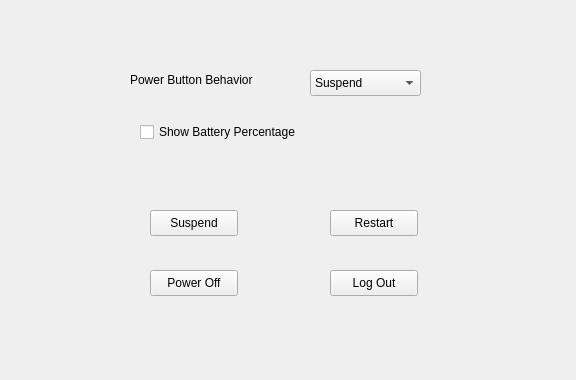
Old version of the form general_form.ui in the repository qhaihcblol/Demo.
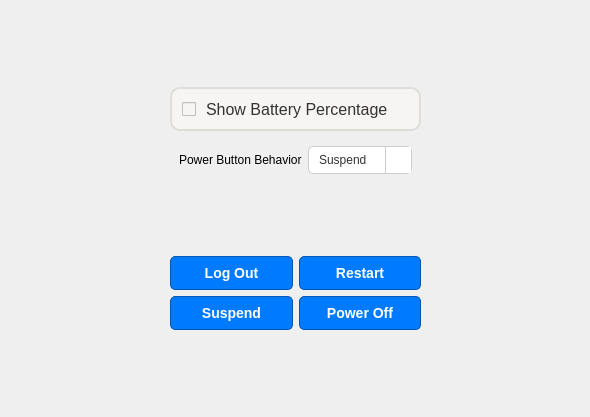
New version of the form. Icons and pictures are not drawn.

Patch:
```diff
--- a/general_form.ui
+++ b/general_form.ui
@@ -6,116 +6,261 @@
    <rect>
     <x>0</x>
     <y>0</y>
-    <width>576</width>
-    <height>380</height>
+    <width>590</width>
+    <height>417</height>
    </rect>
   </property>
   <property name="windowTitle">
    <string>Form</string>
   </property>
-  <widget class="QLabel" name="label">
-   <property name="geometry">
-    <rect>
-     <x>130</x>
-     <y>70</y>
-     <width>171</width>
-     <height>20</height>
-    </rect>
-   </property>
-   <property name="text">
-    <string>Power Button Behavior</string>
-   </property>
-  </widget>
-  <widget class="QComboBox" name="Power_Button_Behavior_CbB">
-   <property name="geometry">
-    <rect>
-     <x>310</x>
-     <y>70</y>
-     <width>111</width>
-     <height>26</height>
-    </rect>
-   </property>
+  <layout class="QHBoxLayout" name="horizontalLayout_2">
    <item>
-    <property name="text">
-     <string>Suspend</string>
-    </property>
+    <spacer name="horizontalSpacer_2">
+     <property name="orientation">
+      <enum>Qt::Orientation::Horizontal</enum>
+     </property>
+     <property name="sizeHint" stdset="0">
+      <size>
+       <width>109</width>
+       <height>20</height>
+      </size>
+     </property>
+    </spacer>
    </item>
    <item>
-    <property name="text">
-     <string>Power Off</string>
-    </property>
+    <widget class="QWidget" name="widget_4" native="true">
+     <layout class="QVBoxLayout" name="verticalLayout_2">
+      <property name="spacing">
+       <number>15</number>
+      </property>
+      <item>
+       <spacer name="verticalSpacer_2">
+        <property name="orientation">
+         <enum>Qt::Orientation::Vertical</enum>
+        </property>
+        <property name="sizeHint" stdset="0">
+         <size>
+          <width>20</width>
+          <height>40</height>
+         </size>
+        </property>
+       </spacer>
+      </item>
+      <item>
+       <widget class="QWidget" name="widget_2" native="true">
+        <layout class="QVBoxLayout" name="verticalLayout">
+         <item>
+          <widget class="QCheckBox" name="Show_Battery_Percentage_CB">
+           <property name="styleSheet">
+            <string notr="true">QCheckBox {
+    spacing: 10px;
+    font-size: 16px;
+    color: #333;
+    background-color: rgb(246, 245, 244); /* Nền mặc định */
+    border: 2px solid rgb(222, 221, 218); /* Viền mặc định */
+    border-radius: 10px; /* Bo tròn góc */
+    padding: 10px;
+}
+
+QCheckBox:checked {
+    background-color: rgb(200, 255, 200); /* Nền xanh lá nhạt khi checked */
+    border: 2px solid rgb(0, 150, 0); /* Viền xanh lá đậm khi checked */
+    color: #333; /* Giữ màu chữ khi checked */
+}
+</string>
+           </property>
+           <property name="text">
+            <string>Show Battery Percentage</string>
+           </property>
+          </widget>
+         </item>
+         <item>
+          <widget class="QWidget" name="widget" native="true">
+           <layout class="QHBoxLayout" name="horizontalLayout">
+            <item>
+             <widget class="QLabel" name="label">
+              <property name="text">
+               <string>Power Button Behavior</string>
+              </property>
+             </widget>
+            </item>
+            <item>
+             <widget class="QComboBox" name="Power_Button_Behavior_CbB">
+              <property name="styleSheet">
+               <string notr="true">QComboBox {
+    background-color: #FFFFFF; /* Màu nền trắng */
+    color: #333333;           /* Màu chữ đậm */
+    border: 1px solid #CCCCCC; /* Viền màu xám nhạt */
+    border-radius: 5px;       /* Bo góc nhẹ */
+    padding: 5px 10px;        /* Khoảng cách bên trong */
+}
+
+QComboBox:hover {
+    border: 1px solid #AAAAAA; /* Viền đậm hơn khi rê chuột */
+}
+
+QComboBox::drop-down {
+    border: none;             /* Loại bỏ viền dropdown */
+    background-color: #FFFFFF; /* Nền trắng */
+    subcontrol-origin: padding;
+    subcontrol-position: top right;
+    width: 25px;
+    border-left: 1px solid #CCCCCC; /* Viền trái dropdown */
+}
+
+QComboBox::down-arrow {
+    image: url(:/image/Resource/down-arrow.svg);
+    width: 20px;
+    height: 20px;
+}
+
+QComboBox QAbstractItemView {
+    background-color: #FFFFFF; /* Nền danh sách */
+    border: 1px solid #CCCCCC; /* Viền danh sách */
+    selection-background-color: #F0F0F0; /* Nền khi chọn */
+    selection-color: #333333;  /* Màu chữ khi chọn */
+    color: #333333;            /* Màu chữ mặc định */
+    padding: 5px;
+    border-radius: 5px;
+}
+QComboBox:disabled {
+    background-color: #F0F0F0; /* Nền xám nhạt */
+    color: #A0A0A0;           /* Màu chữ xám nhạt */
+    border: 1px solid #E0E0E0; /* Viền xám nhạt */
+}
+
+QComboBox::drop-down:disabled {
+    background-color: #F0F0F0; /* Nền xám nhạt cho dropdown */
+    border-left: 1px solid #E0E0E0; /* Viền trái xám nhạt */
+}
+
+QComboBox::down-arrow:disabled {
+    width: 20px;
+    height: 20px;
+}
+</string>
+              </property>
+              <item>
+               <property name="text">
+                <string>Suspend</string>
+               </property>
+              </item>
+              <item>
+               <property name="text">
+                <string>Power Off</string>
+               </property>
+              </item>
+              <item>
+               <property name="text">
+                <string>Nothing</string>
+               </property>
+              </item>
+             </widget>
+            </item>
+           </layout>
+          </widget>
+         </item>
+         <item>
+          <spacer name="verticalSpacer">
+           <property name="orientation">
+            <enum>Qt::Orientation::Vertical</enum>
+           </property>
+           <property name="sizeHint" stdset="0">
+            <size>
+             <width>20</width>
+             <height>40</height>
+            </size>
+           </property>
+          </spacer>
+         </item>
+        </layout>
+       </widget>
+      </item>
+      <item>
+       <widget class="QWidget" name="widget_3" native="true">
+        <property name="styleSheet">
+         <string notr="true">QPushButton {
+    background-color: #007BFF; /* Nền xanh */
+    color: #FFFFFF;            /* Chữ trắng */
+    border: 1px solid #0056b3; /* Viền xanh đậm */
+    border-radius: 5px;        /* Bo góc nhẹ */
+    padding: 8px 15px;         /* Khoảng cách bên trong */
+    font-size: 14px;           /* Cỡ chữ */
+    font-weight: bold;         /* Chữ đậm */
+}
+
+QPushButton:hover {
+    background-color: #0056b3; /* Nền đậm hơn khi rê chuột */
+    border: 1px solid #004085; /* Viền đậm hơn khi rê chuột */
+}
+
+QPushButton:pressed {
+    background-color: #004085; /* Nền tối hơn khi nhấn */
+    border: 1px solid #003366; /* Viền đậm hơn khi nhấn */
+}</string>
+        </property>
+        <layout class="QGridLayout" name="gridLayout">
+         <item row="1" column="0">
+          <widget class="QPushButton" name="Suspend_Btn">
+           <property name="text">
+            <string>Suspend</string>
+           </property>
+          </widget>
+         </item>
+         <item row="0" column="0">
+          <widget class="QPushButton" name="Log_Out_Btn">
+           <property name="text">
+            <string>Log Out</string>
+           </property>
+          </widget>
+         </item>
+         <item row="1" column="1">
+          <widget class="QPushButton" name="Power_Off_Btn">
+           <property name="text">
+            <string>Power Off</string>
+           </property>
+          </widget>
+         </item>
+         <item row="0" column="1">
+          <widget class="QPushButton" name="Restart_Btn">
+           <property name="text">
+            <string>Restart</string>
+           </property>
+          </widget>
+         </item>
+        </layout>
+       </widget>
+      </item>
+      <item>
+       <spacer name="verticalSpacer_3">
+        <property name="orientation">
+         <enum>Qt::Orientation::Vertical</enum>
+        </property>
+        <property name="sizeHint" stdset="0">
+         <size>
+          <width>20</width>
+          <height>40</height>
+         </size>
+        </property>
+       </spacer>
+      </item>
+     </layout>
+    </widget>
    </item>
    <item>
-    <property name="text">
-     <string>Nothing</string>
-    </property>
+    <spacer name="horizontalSpacer">
+     <property name="orientation">
+      <enum>Qt::Orientation::Horizontal</enum>
+     </property>
+     <property name="sizeHint" stdset="0">
+      <size>
+       <width>108</width>
+       <height>20</height>
+      </size>
+     </property>
+    </spacer>
    </item>
-  </widget>
-  <widget class="QCheckBox" name="Show_Battery_Percentage_CB">
-   <property name="geometry">
-    <rect>
-     <x>140</x>
-     <y>120</y>
-     <width>201</width>
-     <height>24</height>
-    </rect>
-   </property>
-   <property name="text">
-    <string>Show Battery Percentage</string>
-   </property>
-  </widget>
-  <widget class="QPushButton" name="Suspend_Btn">
-   <property name="geometry">
-    <rect>
-     <x>150</x>
-     <y>210</y>
-     <width>88</width>
-     <height>26</height>
-    </rect>
-   </property>
-   <property name="text">
-    <string>Suspend</string>
-   </property>
-  </widget>
-  <widget class="QPushButton" name="Restart_Btn">
-   <property name="geometry">
-    <rect>
-     <x>330</x>
-     <y>210</y>
-     <width>88</width>
-     <height>26</height>
-    </rect>
-   </property>
-   <property name="text">
-    <string>Restart</string>
-   </property>
-  </widget>
-  <widget class="QPushButton" name="Power_Off_Btn">
-   <property name="geometry">
-    <rect>
-     <x>150</x>
-     <y>270</y>
-     <width>88</width>
-     <height>26</height>
-    </rect>
-   </property>
-   <property name="text">
-    <string>Power Off</string>
-   </property>
-  </widget>
-  <widget class="QPushButton" name="Log_Out_Btn">
-   <property name="geometry">
-    <rect>
-     <x>330</x>
-     <y>270</y>
-     <width>88</width>
-     <height>26</height>
-    </rect>
-   </property>
-   <property name="text">
-    <string>Log Out</string>
-   </property>
-  </widget>
+  </layout>
  </widget>
  <resources/>
  <connections/>
```
